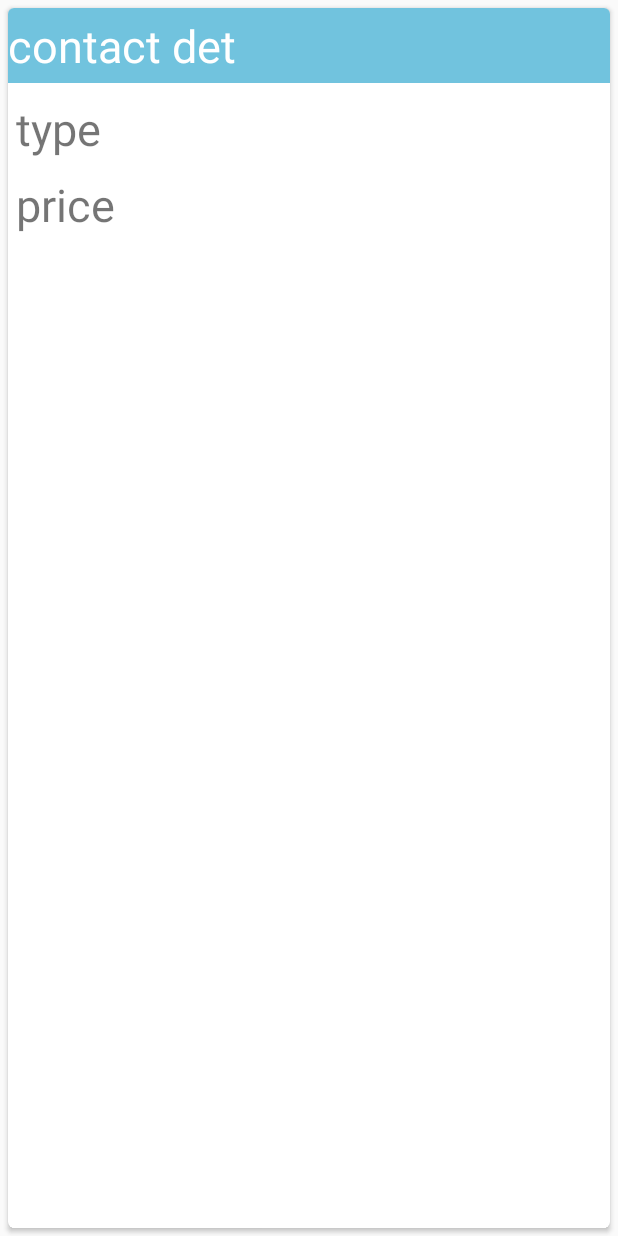
After one commit to DuncanMT/KomodoV2, an Android app: the layout card_layout.xml on its own in the app's theme, with its tools: preview values and no code run, on a phone screen of 412 x 824 dp. The commit adds this screen. Run offline under Robolectric (Android 15) with nearby library versions, the phone set to English and light mode, and no system bars.

Commit message:
Trying to implement cardview into the fragment but it's a lot more difficult it seems than a regular activity, uploading here before I try a different less stylish looking view for the products

```diff
--- a/app/build.gradle
+++ b/app/build.gradle
@@ -24,4 +24,7 @@ dependencies {
     compile 'com.android.support:appcompat-v7:21.0.3'
     compile files('libs/PayPal_MPL.jar')
     compile files('libs/PayPalAndroidSDK-2.9.1.jar')
+    compile 'com.android.support:cardview-v7:+'
+    compile 'com.android.support:recyclerview-v7:+'
+    compile 'com.android.support:palette-v7:+'
 }
--- /dev/null
+++ b/app/src/main/res/layout/card_layout.xml
@@ -0,0 +1,60 @@
+<?xml version="1.0" encoding="utf-8"?>
+<android.support.v7.widget.CardView
+    xmlns:card_view="http://schemas.android.com/apk/res-auto"
+    xmlns:android="http://schemas.android.com/apk/res/android"
+    android:id="@+id/card_view"
+    android:layout_width="match_parent"
+    android:layout_height="match_parent"
+    card_view:cardCornerRadius="4dp"
+    android:layout_margin="5dp">
+
+    <RelativeLayout
+        android:layout_width="match_parent"
+        android:layout_height="match_parent"
+        android:onClick="onClick"
+        android:longClickable="true"
+        >
+
+
+        <TextView
+            android:id="@+id/title"
+            android:layout_width="match_parent"
+            android:layout_height="50dp"
+            android:background="#71C3DE"
+            android:text="contact det"
+            android:gravity="center_vertical"
+            android:textColor="@android:color/white"
+            android:textSize="30dp"/>
+
+        <TextView
+            android:id="@+id/type"
+            android:layout_width="wrap_content"
+            android:layout_height="wrap_content"
+            android:text="type"
+            android:gravity="center_vertical"
+            android:textSize="30dp"
+            android:layout_below="@id/title"
+            android:layout_marginTop="10dp"
+            android:layout_marginLeft="5dp"/>
+
+        <TextView
+            android:id="@+id/price"
+            android:layout_width="wrap_content"
+            android:layout_height="wrap_content"
+            android:text="price"
+            android:gravity="center_vertical"
+            android:textSize="30dp"
+            android:layout_below="@id/type"
+            android:layout_marginTop="10dp"
+            android:layout_marginLeft="5dp"
+            />
+
+
+
+
+
+    </RelativeLayout>
+
+
+
+</android.support.v7.widget.CardView>
```
Also changed, not shown: app/src/main/java/com/duncan/komodomyversion/CableInfo.java (added, +15 -0 lines), app/src/main/java/com/duncan/komodomyversion/HomeViewAdapter.java (added, +77 -0 lines), app/src/main/java/com/duncan/komodomyversion/ProductsFragment.java (+29 -3 lines), app/src/main/res/layout/fragment_products.xml (+4 -14 lines), 1 other file.
